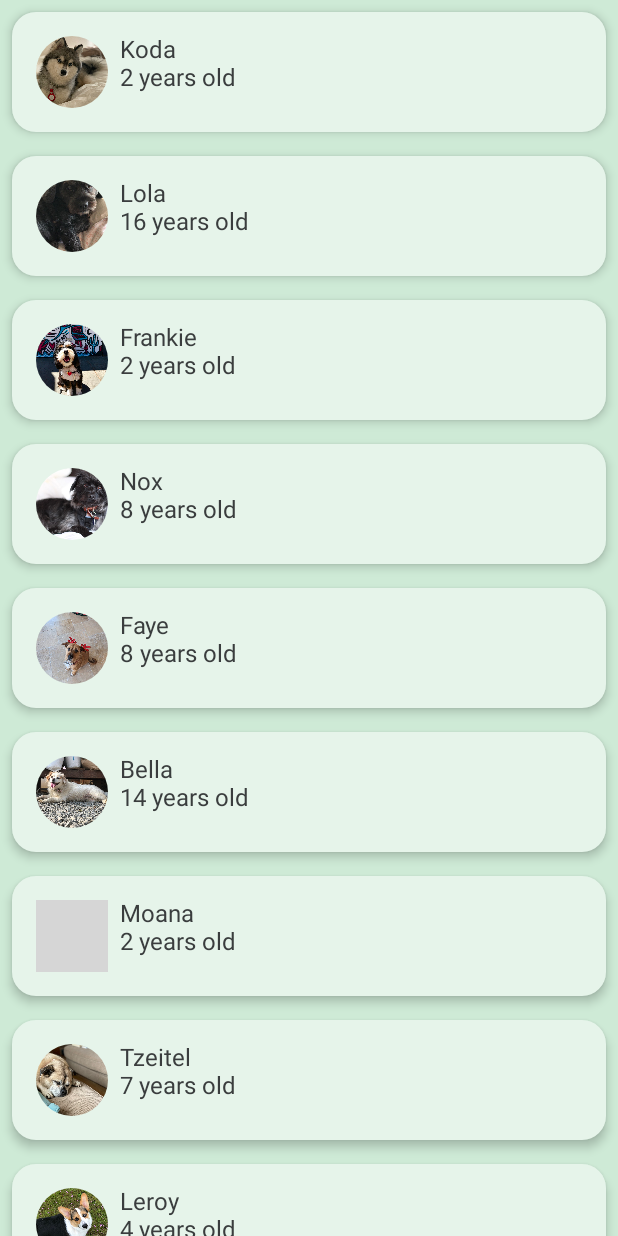
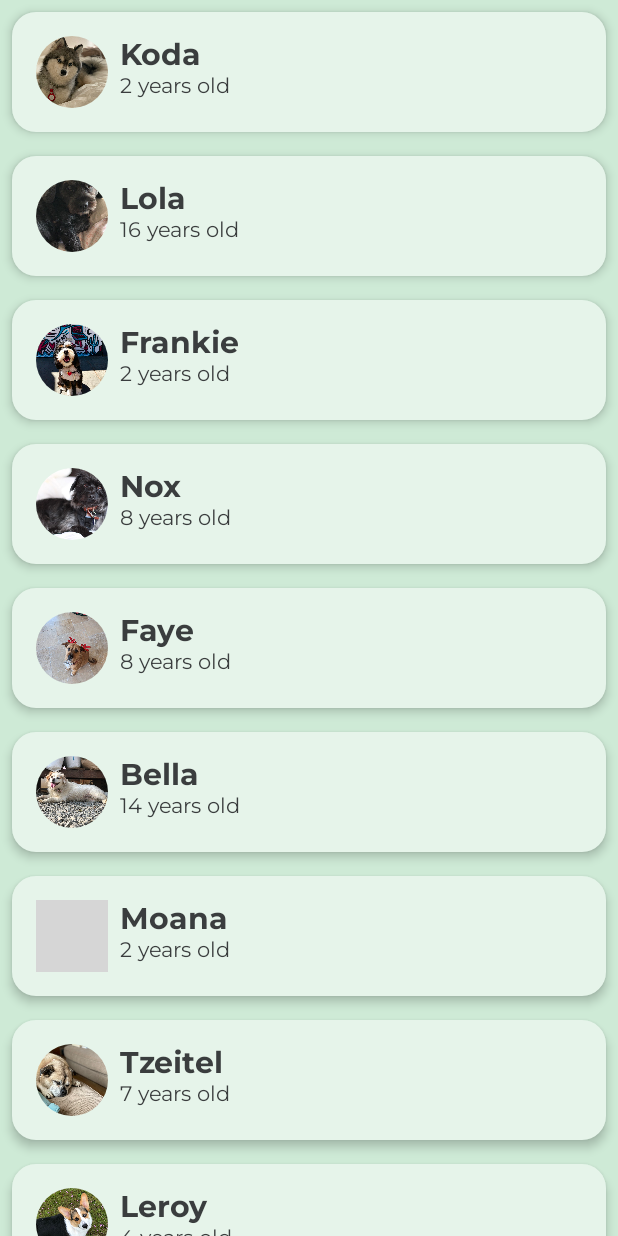
Before and after one commit to mspath/woof_composed, an Android app built with Jetpack Compose: the screen it shows after launch (MainActivity), on a phone screen of 412 x 824 dp. Run offline under Robolectric (Android 15) with nearby library versions, the phone set to English and light mode, and no system bars; grey boxes are pictures that could not be loaded.

Commit message:
add custom fonts

```diff
--- a/app/src/main/java/com/example/woof/MainActivity.kt
+++ b/app/src/main/java/com/example/woof/MainActivity.kt
@@ -125,10 +125,12 @@ fun DogInformation(@StringRes dogName: Int, dogAge: Int, modifier: Modifier = Mo
     Column {
         Text(
             text = stringResource(dogName),
+            style = MaterialTheme.typography.h2,
             modifier = modifier.padding(top = 8.dp)
         )
         Text(
-            text = stringResource(R.string.years_old, dogAge)
+            text = stringResource(R.string.years_old, dogAge),
+            style = MaterialTheme.typography.body1
         )
     }
 }
--- a/app/src/main/java/com/example/woof/ui/theme/Type.kt
+++ b/app/src/main/java/com/example/woof/ui/theme/Type.kt
@@ -17,27 +17,40 @@ package com.example.woof.ui.theme
 
 import androidx.compose.material.Typography
 import androidx.compose.ui.text.TextStyle
+import androidx.compose.ui.text.font.Font
 import androidx.compose.ui.text.font.FontFamily
 import androidx.compose.ui.text.font.FontWeight
 import androidx.compose.ui.unit.sp
+import com.example.woof.R
 
-// Set of Material typography styles to start with
+val AbrilFatface = FontFamily(
+    Font(R.font.abril_fatface_regular)
+)
+
+val Montserrat = FontFamily(
+    Font(R.font.montserrat_regular),
+    Font(R.font.montserrat_bold, FontWeight.Bold)
+)
+
 val Typography = Typography(
-    body1 = TextStyle(
-        fontFamily = FontFamily.Default,
+    h1 = TextStyle(
+        fontFamily = AbrilFatface,
         fontWeight = FontWeight.Normal,
-        fontSize = 16.sp
-    )
-    /* Other default text styles to override
-    button = TextStyle(
-        fontFamily = FontFamily.Default,
-        fontWeight = FontWeight.W500,
+        fontSize = 30.sp
+    ),
+    h2 = TextStyle(
+        fontFamily = Montserrat,
+        fontWeight = FontWeight.Bold,
+        fontSize = 20.sp
+    ),
+    h3 = TextStyle(
+        fontFamily = Montserrat,
+        fontWeight = FontWeight.Bold,
         fontSize = 14.sp
     ),
-    caption = TextStyle(
-        fontFamily = FontFamily.Default,
+    body1 = TextStyle(
+        fontFamily = Montserrat,
         fontWeight = FontWeight.Normal,
-        fontSize = 12.sp
+        fontSize = 14.sp
     )
-    */
 )
```
Also changed, not shown: app/src/main/res/font/abril_fatface_regular.ttf (added), app/src/main/res/font/montserrat_bold.ttf (added), app/src/main/res/font/montserrat_regular.ttf (added).
